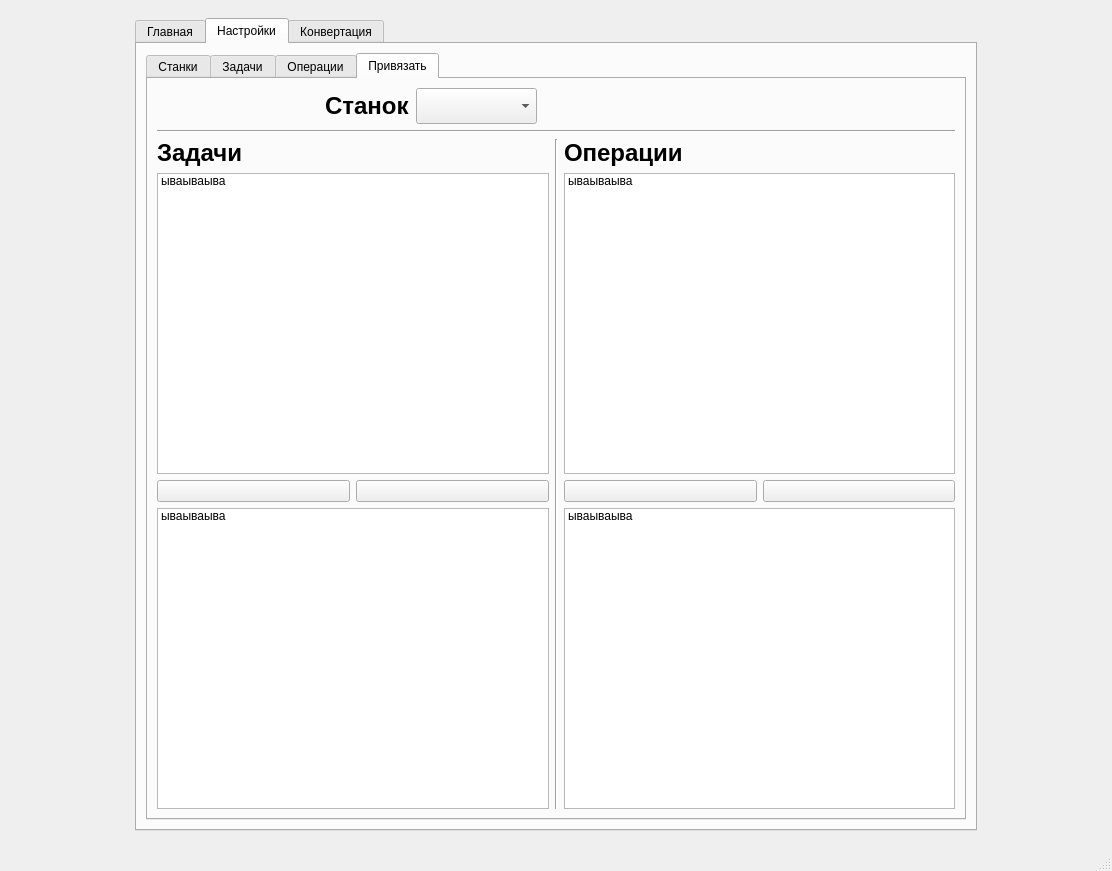
This is docs/pyside2-designer/ui.ui in filthps/CNC-File-Parser as Qt 5 draws it before an edit. The edited form follows.
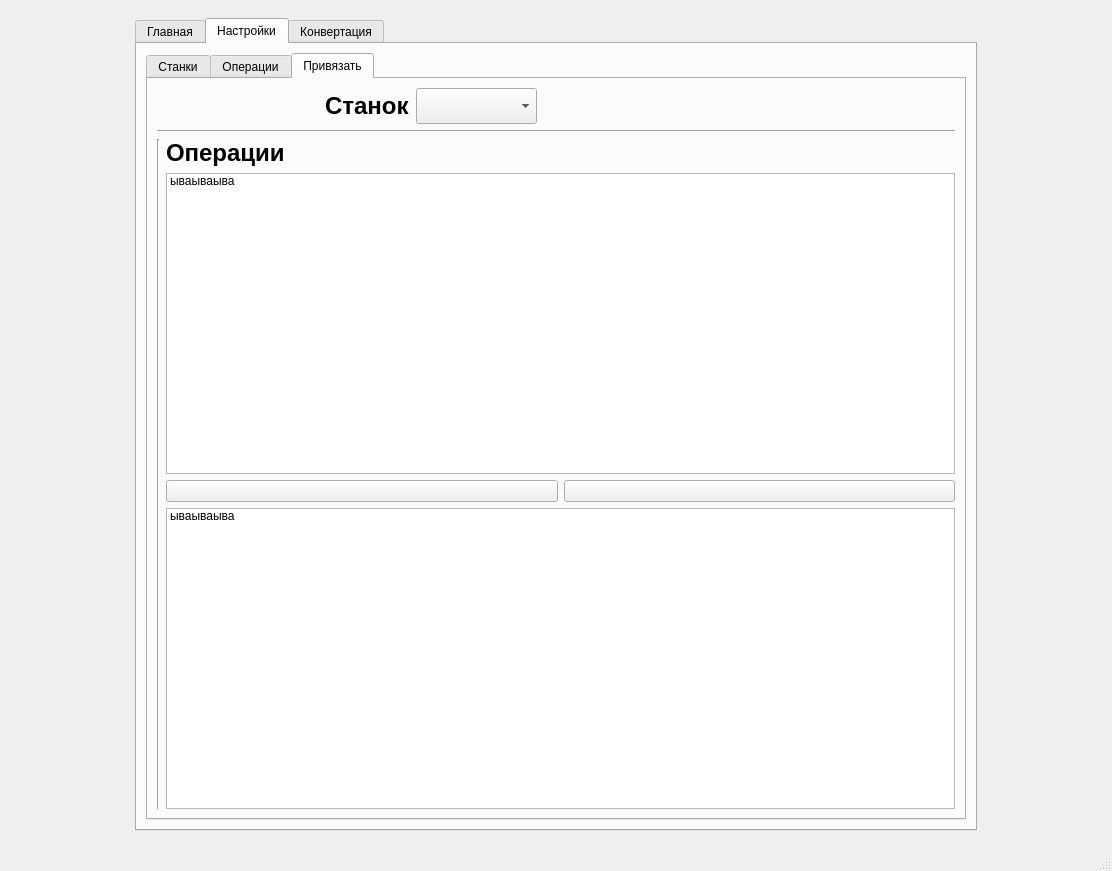
This is the edited form. The open tabs and pages were chosen to show the change. Icons and pictures are not drawn.

Commit message: Упростил ui

Diff of the .ui file:
```diff
--- a/docs/pyside2-designer/ui.ui
+++ b/docs/pyside2-designer/ui.ui
@@ -503,11 +503,6 @@
                 </item>
                </layout>
               </widget>
-              <widget class="QWidget" name="tab_2">
-               <attribute name="title">
-                <string>Задачи</string>
-               </attribute>
-              </widget>
               <widget class="QWidget" name="tab">
                <attribute name="title">
                 <string>Операции</string>
@@ -2373,78 +2368,6 @@
                 </item>
                 <item>
                  <layout class="QHBoxLayout" name="horizontalLayout_48">
-                  <item>
-                   <layout class="QVBoxLayout" name="verticalLayout_25">
-                    <item>
-                     <widget class="QLabel" name="label_31">
-                      <property name="font">
-                       <font>
-                        <pointsize>18</pointsize>
-                        <weight>75</weight>
-                        <bold>true</bold>
-                       </font>
-                      </property>
-                      <property name="text">
-                       <string>Задачи</string>
-                      </property>
-                     </widget>
-                    </item>
-                    <item>
-                     <widget class="QListWidget" name="listWidget_8">
-                      <property name="dragEnabled">
-                       <bool>true</bool>
-                      </property>
-                      <property name="dragDropMode">
-                       <enum>QAbstractItemView::DragDrop</enum>
-                      </property>
-                      <property name="defaultDropAction">
-                       <enum>Qt::MoveAction</enum>
-                      </property>
-                      <item>
-                       <property name="text">
-                        <string>ываываыва</string>
-                       </property>
-                      </item>
-                     </widget>
-                    </item>
-                    <item>
-                     <layout class="QHBoxLayout" name="horizontalLayout_46">
-                      <item>
-                       <widget class="QPushButton" name="remove_button_1">
-                        <property name="text">
-                         <string/>
-                        </property>
-                       </widget>
-                      </item>
-                      <item>
-                       <widget class="QPushButton" name="add_button_1">
-                        <property name="text">
-                         <string/>
-                        </property>
-                       </widget>
-                      </item>
-                     </layout>
-                    </item>
-                    <item>
-                     <widget class="QListWidget" name="listWidget_6">
-                      <property name="dragEnabled">
-                       <bool>true</bool>
-                      </property>
-                      <property name="dragDropMode">
-                       <enum>QAbstractItemView::DragDrop</enum>
-                      </property>
-                      <property name="defaultDropAction">
-                       <enum>Qt::MoveAction</enum>
-                      </property>
-                      <item>
-                       <property name="text">
-                        <string>ываываыва</string>
-                       </property>
-                      </item>
-                     </widget>
-                    </item>
-                   </layout>
-                  </item>
                   <item>
                    <widget class="Line" name="line_18">
                     <property name="orientation">
```
Left out of the diff: 8 changed lines with no effect on the pictures. The commit also changes 1 other file.
